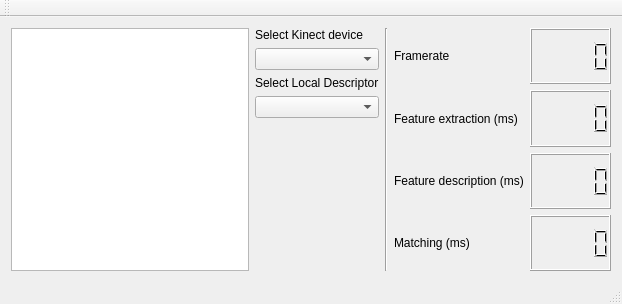
This is forms/main/mainwindow.ui in TheWarek/NARF_Kin as Qt 5 draws it before an edit. The edited form follows.
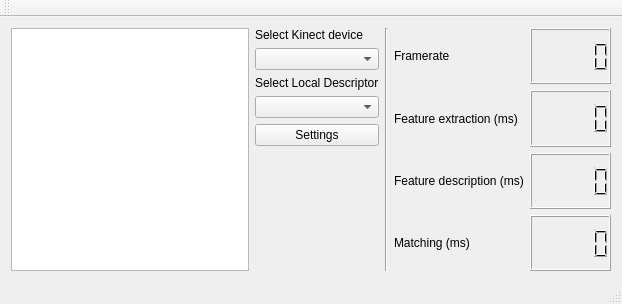
This is the edited form.

What changed in the file:
```diff
--- a/forms/main/mainwindow.ui
+++ b/forms/main/mainwindow.ui
@@ -54,6 +54,13 @@
           <item row="3" column="0" colspan="2">
            <widget class="QComboBox" name="comboBox_2"/>
           </item>
+          <item row="4" column="0" colspan="2">
+           <widget class="QPushButton" name="pushButton">
+            <property name="text">
+             <string>Settings</string>
+            </property>
+           </widget>
+          </item>
          </layout>
         </item>
         <item>
```
